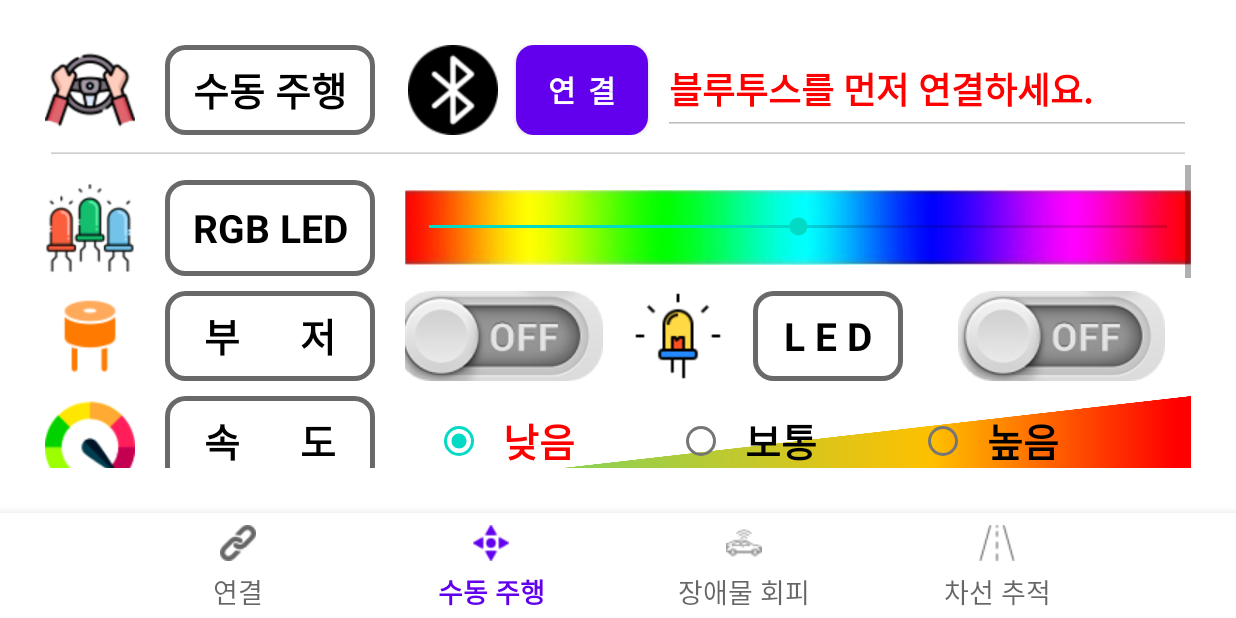
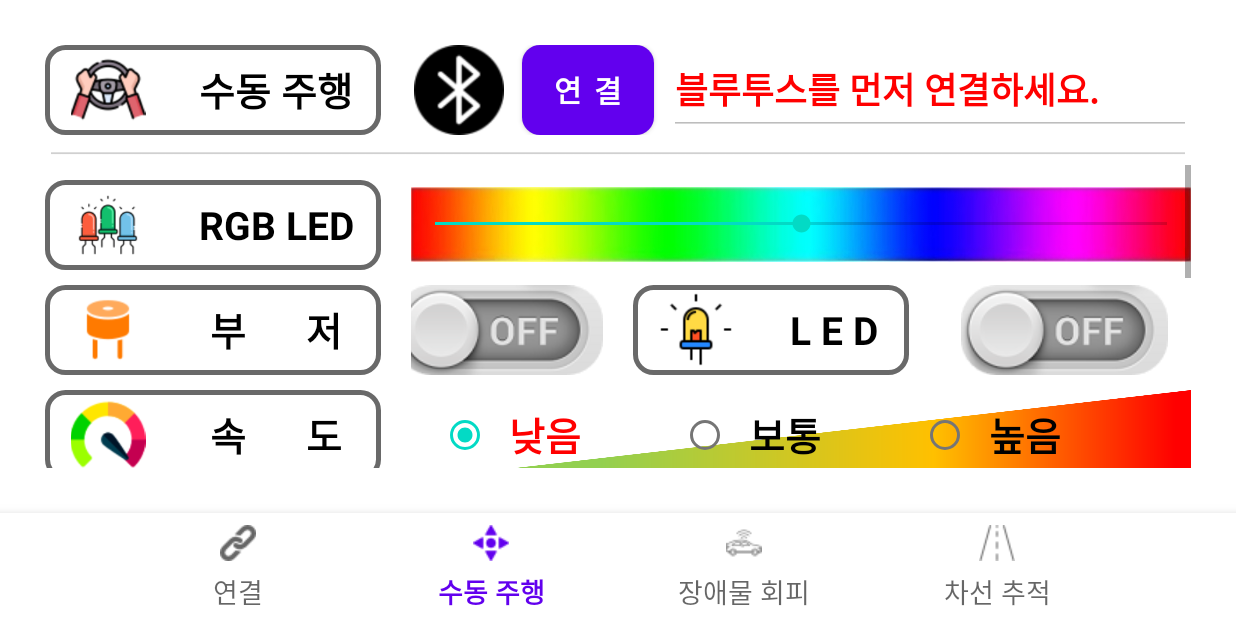
Before and after one commit to sunabove/PicoGoApp, an Android app: the ManualDriveFragment screen opened through its navigation route, on a phone screen of 824 x 412 dp (held sideways). Run offline under Robolectric (Android 15) with nearby library versions, the phone set to English and light mode, and no system bars; our stand-ins replace navigation-ui.

Commit message:
Update fragment_manual_drive.xml

```diff
--- a/app/src/main/res/layout/fragment_manual_drive.xml
+++ b/app/src/main/res/layout/fragment_manual_drive.xml
@@ -20,13 +20,24 @@
             android:layout_weight="1"
             android:orientation="horizontal">
 
+            <LinearLayout
+                android:layout_width="wrap_content"
+                android:layout_height="match_parent"
+                android:orientation="horizontal"
+                android:gravity="center"
+                android:background="@drawable/textview_round_corner" >
+
+                <TextView
+                    android:layout_width="10dp"
+                    android:layout_height="match_parent" />
+
                 <ImageView
-                android:layout_width="60dp"
-                android:layout_height="wrap_content"
+                    android:layout_width="wrap_content"
+                    android:layout_height="50dp"
                     android:src="@drawable/manual_drive_64" />
 
                 <TextView
-                android:layout_width="20dp"
+                    android:layout_width="10dp"
                     android:layout_height="match_parent" />
 
                 <TextView
@@ -35,9 +46,10 @@
                     android:gravity="center"
                     android:text="수동 주행"
                     android:textColor="@color/black"
-                android:background="@drawable/textview_round_corner"
                     android:textStyle="bold"
                     android:textSize="26dp" />
+
+            </LinearLayout>
 
             <TextView
                 android:layout_width="20dp"
@@ -122,13 +134,24 @@
                     android:gravity="center"
                     android:orientation="horizontal">
 
+                <LinearLayout
+                    android:layout_width="wrap_content"
+                    android:layout_height="60dp"
+                    android:orientation="horizontal"
+                    android:gravity="center"
+                    android:background="@drawable/textview_round_corner" >
+
+                    <TextView
+                        android:layout_width="10dp"
+                        android:layout_height="match_parent" />
+
                     <ImageView
-                        android:layout_width="60dp"
-                        android:layout_height="wrap_content"
+                        android:layout_width="wrap_content"
+                        android:layout_height="40dp"
                         android:src="@drawable/rgb_led_64" />
 
                     <TextView
-                        android:layout_width="20dp"
+                        android:layout_width="10dp"
                         android:layout_height="match_parent" />
 
                     <TextView
@@ -137,9 +160,10 @@
                         android:gravity="center"
                         android:text="RGB LED"
                         android:textColor="@color/black"
-                        android:background="@drawable/textview_round_corner"
                         android:textStyle="bold"
                         android:textSize="26dp" />
+
+                </LinearLayout>
 
                     <TextView
                         android:layout_width="20dp"
@@ -173,13 +197,24 @@
                         android:gravity="center"
                         android:orientation="horizontal">
 
+                        <LinearLayout
+                            android:layout_width="wrap_content"
+                            android:layout_height="60dp"
+                            android:orientation="horizontal"
+                            android:gravity="center"
+                            android:background="@drawable/textview_round_corner" >
+
+                            <TextView
+                                android:layout_width="10dp"
+                                android:layout_height="match_parent" />
+
                             <ImageView
-                            android:layout_width="60dp"
-                            android:layout_height="60dp"
+                                android:layout_width="wrap_content"
+                                android:layout_height="50dp"
                                 android:src="@drawable/buzzer_64" />
 
                             <TextView
-                            android:layout_width="20dp"
+                                android:layout_width="10dp"
                                 android:layout_height="match_parent" />
 
                             <TextView
@@ -188,9 +223,10 @@
                                 android:gravity="center"
                                 android:text="부      저"
                                 android:textColor="@color/black"
-                            android:background="@drawable/textview_round_corner"
                                 android:textSize="26dp"
                                 android:textStyle="bold" />
+
+                        </LinearLayout>
 
                         <TextView
                             android:layout_width="20dp"
@@ -227,13 +263,24 @@
                         android:gravity="center"
                         android:orientation="horizontal">
 
+                        <LinearLayout
+                            android:layout_width="wrap_content"
+                            android:layout_height="60dp"
+                            android:orientation="horizontal"
+                            android:gravity="center"
+                            android:background="@drawable/textview_round_corner" >
+
+                            <TextView
+                                android:layout_width="10dp"
+                                android:layout_height="match_parent" />
+
                             <ImageView
-                            android:layout_width="60dp"
-                            android:layout_height="60dp"
+                                android:layout_width="wrap_content"
+                                android:layout_height="50dp"
                                 android:src="@drawable/led_64" />
 
                             <TextView
-                            android:layout_width="20dp"
+                                android:layout_width="10dp"
                                 android:layout_height="match_parent" />
 
                             <TextView
@@ -242,9 +289,9 @@
                                 android:gravity="center"
                                 android:text="L E D"
                                 android:textColor="@color/black"
-                            android:background="@drawable/textview_round_corner"
                                 android:textSize="26dp"
                                 android:textStyle="bold" />
+                        </LinearLayout>
 
                         <TextView
                             android:layout_width="20dp"
@@ -281,13 +328,25 @@
                     android:gravity="center"
                     android:orientation="horizontal">
 
+                    <LinearLayout
+                        android:layout_width="wrap_content"
+                        android:layout_height="60dp"
+                        android:orientation="horizontal"
+                        android:gravity="center"
+                        android:background="@drawable/textview_round_corner" >
+
+                        <TextView
+                            android:layout_width="10dp"
+                            android:layout_height="match_parent" />
+
+
                         <ImageView
-                        android:layout_width="60dp"
-                        android:layout_height="60dp"
+                            android:layout_width="wrap_content"
+                            android:layout_height="50dp"
                             android:src="@drawable/speedometer_64" />
 
                         <TextView
-                        android:layout_width="20dp"
+                            android:layout_width="10dp"
                             android:layout_height="match_parent" />
 
                         <TextView
@@ -296,9 +355,10 @@
                             android:gravity="center"
                             android:text="속      도"
                             android:textColor="@color/black"
-                        android:background="@drawable/textview_round_corner"
                             android:textSize="26dp"
                             android:textStyle="bold" />
+
+                    </LinearLayout>
 
                     <TextView
                         android:layout_width="20dp"
@@ -371,24 +431,36 @@
                     android:gravity="center"
                     android:orientation="horizontal">
 
+                    <LinearLayout
+                        android:layout_width="wrap_content"
+                        android:layout_height="60dp"
+                        android:orientation="horizontal"
+                        android:gravity="center"
+                        android:background="@drawable/textview_round_corner" >
+
+                        <TextView
+                            android:layout_width="10dp"
+                            android:layout_height="match_parent" />
+
                         <ImageView
-                        android:layout_width="60dp"
-                        android:layout_height="wrap_content"
+                            android:layout_width="wrap_content"
+                            android:layout_height="50dp"
                             android:src="@drawable/handle_64" />
 
                         <TextView
-                        android:layout_width="20dp"
+                            android:layout_width="10dp"
                             android:layout_height="match_parent" />
 
                         <TextView
                             android:layout_width="140dp"
                             android:layout_height="60dp"
-                        android:background="@drawable/textview_round_corner"
                             android:gravity="center"
                             android:text="모      터"
                             android:textColor="@color/black"
                             android:textSize="26dp"
                             android:textStyle="bold" />
+
+                    </LinearLayout>
 
                     <LinearLayout
                         android:layout_width="match_parent"
```
Lines whose indentation alone changed are shown as unchanged.
